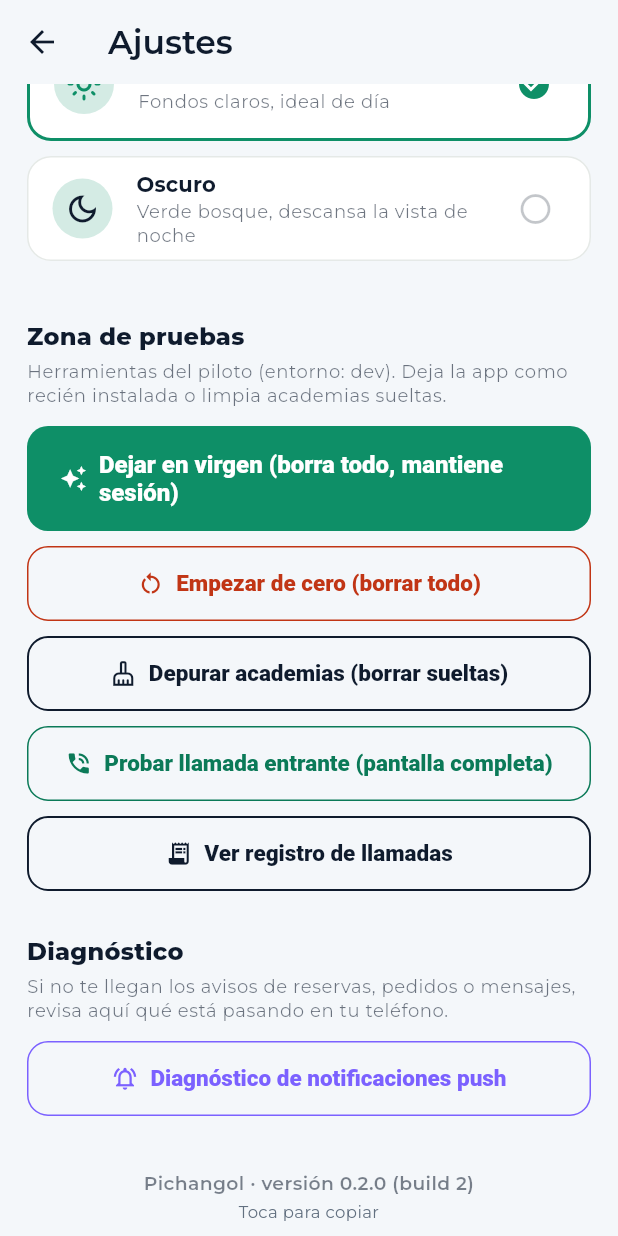
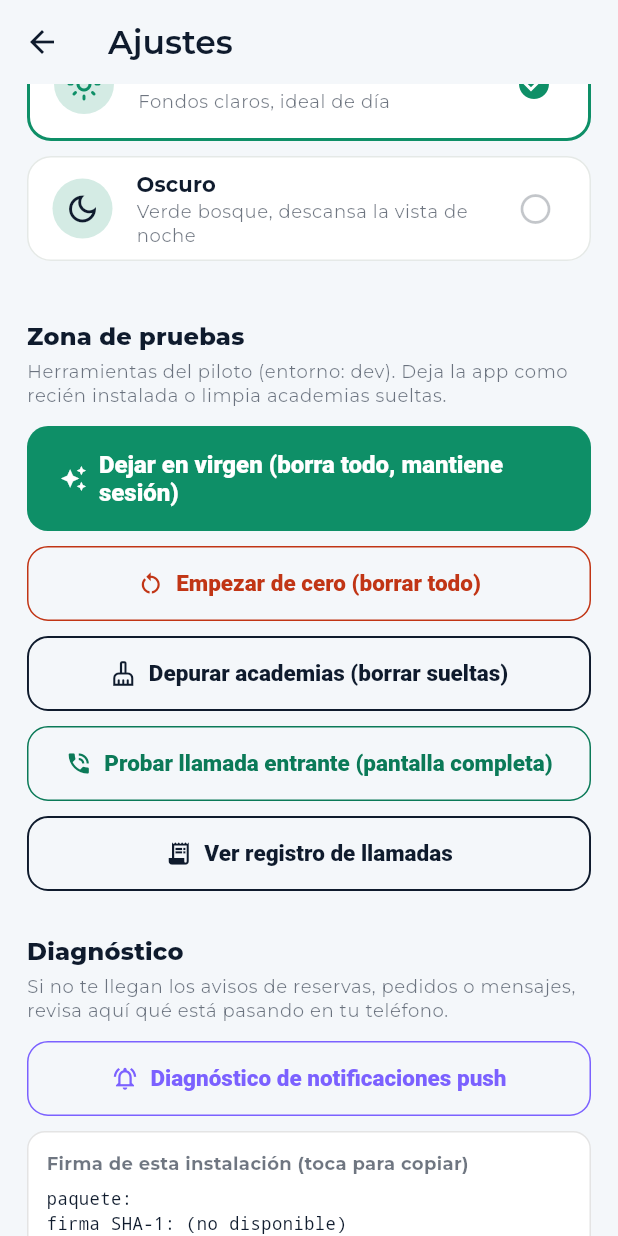
Before and after one commit to dcalagua/canchas-app-lima, a Flutter app: the AjustesScreen screen opened directly, scrolled down 576 dp, on a phone screen of 412 x 824 dp. Run offline on Flutter 3.47's test engine with Material 3 defaults, Android fonts, the phone set to English and light mode, and no system bars; our stand-ins replace app_links, audioplayers, cached_network_image, file_picker, firebase_core, firebase_messaging and 20 more; missing offline and left inert: android_intent_plus, flutter_callkit_incoming, flutter_webrtc, google_mlkit_text_recognition, record; accounts and stored records are empty.

Commit message:
Ajustes: mostrar con que certificado esta firmada la instalacion
Llevamos horas persiguiendo un "ApiException: 10" a ciegas: el SHA-1 esta
registrado en Firebase, el cliente OAuth de Android existe, el paquete calza y
el login sigue rechazando. Lo unico que nadie ha medido es que firma presenta
REALMENTE el telefono, que es justo el dato con el que Google decide.

Ajustes -> Diagnostico muestra ahora paquete, SHA-1 de la firma (formateado con
dos puntos, como lo pide Google) y de donde se instalo la app. Sale de
package_info_plus, que ya estaba en el proyecto: sin plugin nativo nuevo, que en
Flutter 3.24.5 es justo lo que no conviene tocar.

Con eso se compara en 5 segundos contra lo registrado: si coincide, el problema
es de Google y solo cabe esperar; si no coincide, se registra el que sale ahi y
el login entra al instante.

Queda en produccion a proposito, junto al diagnostico de push: solo lee, y es lo
que permite atender por telefono a un dueño al que no le entra el login. La
pantalla de Ajustes se alcanza sin haber iniciado sesion, asi que el dato se
puede leer incluso cuando el login es justamente lo que falla.

Co-Authored-By: Claude Opus 5 <noreply@anthropic.com>
Claude-Session: https://claude.ai/code/session_017fg7ijXuZRX6jvFjZELf83

```diff
--- a/lib/screens/ajustes_screen.dart
+++ b/lib/screens/ajustes_screen.dart
@@ -391,12 +391,93 @@ class AjustesScreen extends StatelessWidget {
                 onPressed: () => Navigator.of(context).push(MaterialPageRoute(
                     builder: (_) => const DiagnosticoPushScreen())),
               ),
+              const SizedBox(height: 10),
+              const _FirmaApp(),
               const SizedBox(height: 28),
               const _VersionApp(),
             ],
           );
         },
       ),
+    );
+  }
+}
+
+/// Con QUÉ certificado está firmada la app instalada, y de dónde vino.
+///
+/// Es el dato que decide si el login con Google funciona: Google exige un
+/// cliente OAuth registrado con ESTE SHA-1 exacto más el nombre del paquete. Un
+/// APK instalado a mano lleva la firma de nuestro keystore; el mismo APK bajado
+/// de Play lleva la de Play App Signing, que es OTRA. Cuando el login falla con
+/// "ApiException: 10", esta línea dice cuál de las dos hay que registrar, en vez
+/// de deducirlo.
+class _FirmaApp extends StatelessWidget {
+  const _FirmaApp();
+
+  /// `A1B2C3…` → `A1:B2:C3:…`, que es como Google pide y muestra las huellas.
+  static String _conDosPuntos(String hex) {
+    final h = hex.trim().toUpperCase().replaceAll(RegExp(r'[^0-9A-F]'), '');
+    if (h.length < 2) return hex.trim();
+    final pares = <String>[];
+    for (var i = 0; i + 1 < h.length; i += 2) {
+      pares.add(h.substring(i, i + 2));
+    }
+    return pares.join(':');
+  }
+
+  @override
+  Widget build(BuildContext context) {
+    final cs = Theme.of(context).colorScheme;
+    final tenue = cs.onSurface.withOpacity(0.6);
+    return FutureBuilder<PackageInfo>(
+      future: PackageInfo.fromPlatform(),
+      builder: (context, snap) {
+        final info = snap.data;
+        if (info == null) return const SizedBox.shrink();
+        final firma = _conDosPuntos(info.buildSignature);
+        final tienda = info.installerStore;
+        final origen = (tienda == null || tienda.isEmpty)
+            ? 'instalada a mano (sideload)'
+            : tienda;
+        final texto = 'paquete: ${info.packageName}\n'
+            'firma SHA-1: ${firma.isEmpty ? '(no disponible)' : firma}\n'
+            'origen: $origen';
+        return InkWell(
+          borderRadius: BorderRadius.circular(12),
+          onTap: () async {
+            await Clipboard.setData(ClipboardData(text: texto));
+            if (!context.mounted) return;
+            ScaffoldMessenger.of(context).showSnackBar(
+                const SnackBar(content: Text('Datos de firma copiados')));
+          },
+          child: Container(
+            width: double.infinity,
+            padding: const EdgeInsets.all(12),
+            decoration: BoxDecoration(
+              color: cs.surface,
+              border: Border.all(color: const Color(0xFFE4E4E4)),
+              borderRadius: BorderRadius.circular(12),
+            ),
+            child: Column(
+              crossAxisAlignment: CrossAxisAlignment.start,
+              children: [
+                Text('Firma de esta instalación (toca para copiar)',
+                    style: TextStyle(
+                        fontSize: 12,
+                        fontWeight: FontWeight.w700,
+                        color: tenue)),
+                const SizedBox(height: 6),
+                SelectableText(texto,
+                    style: TextStyle(
+                        fontSize: 11.5,
+                        height: 1.5,
+                        fontFamily: 'monospace',
+                        color: cs.onSurface)),
+              ],
+            ),
+          ),
+        );
+      },
     );
   }
 }
```
